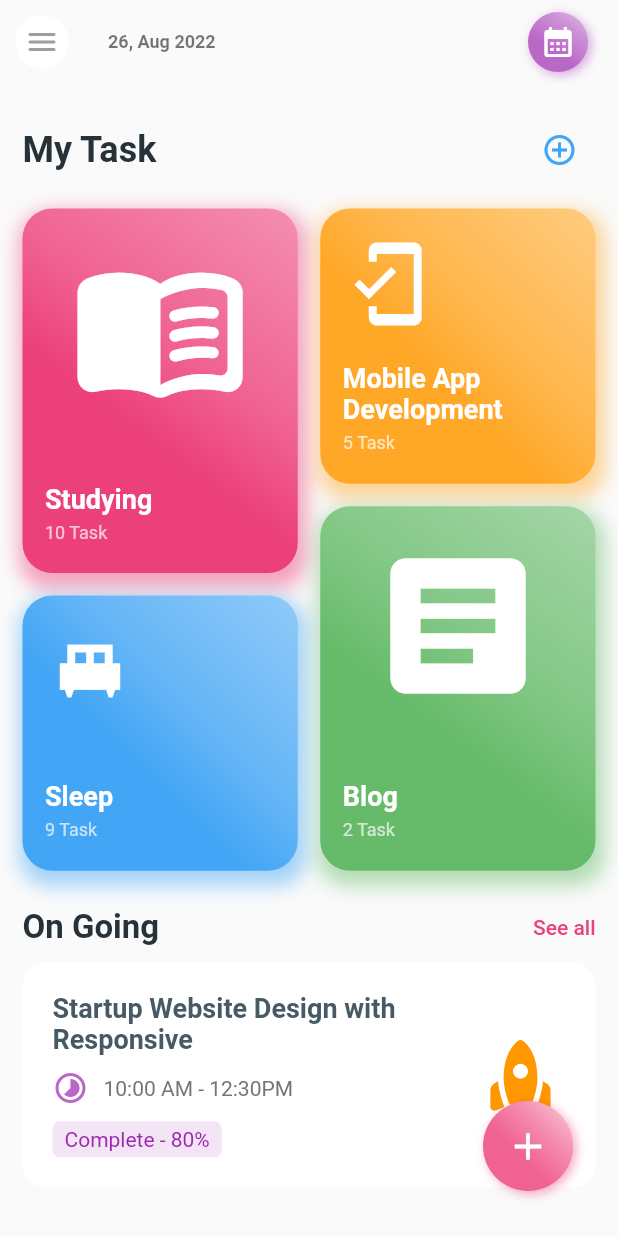
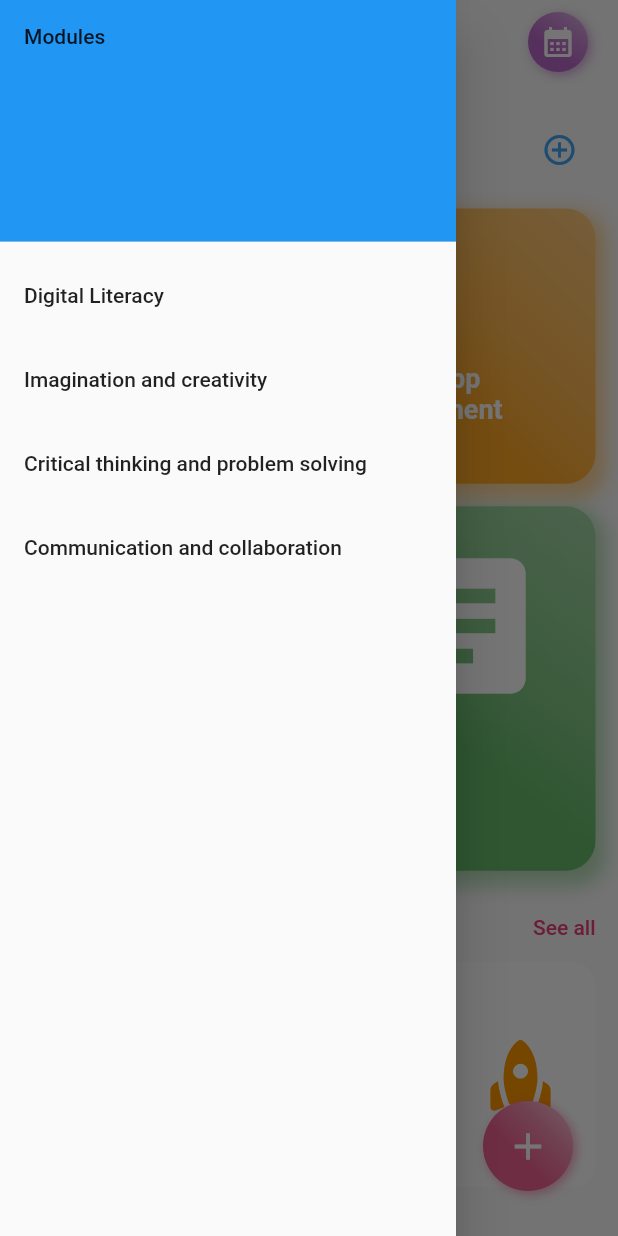
Before and after one commit to MuriithiEric/task_management, a Flutter app: the HomeScreen screen opened by its route, with the side drawer open (before the commit the screen has no drawer), on a phone screen of 412 x 824 dp. Run offline on Flutter 3.47's test engine with Material 2 defaults, Android fonts, the phone set to English and light mode, and no system bars; our stand-ins replace flutter_svg, sizer.

Commit message:
latest changes

```diff
--- a/lib/pages/home.dart
+++ b/lib/pages/home.dart
@@ -17,6 +17,59 @@ class _HomeScreenState extends State<HomeScreen> {
   @override
   Widget build(BuildContext context) {
     return Scaffold(
+      drawer: Drawer(
+        // Add a ListView to the drawer. This ensures the user can scroll
+        // through the options in the drawer if there isn't enough vertical
+        // space to fit everything.
+        child: ListView(
+          // Important: Remove any padding from the ListView.
+          padding: EdgeInsets.zero,
+          children: [
+            const DrawerHeader(
+              decoration: BoxDecoration(
+                color: Colors.blue,
+              ),
+              child: Text('Modules'),
+            ),
+            ListTile(
+              title: const Text('Digital Literacy'),
+              onTap: () {
+                // Update the state of the app
+                // ...
+                // Then close the drawer
+                Navigator.pop(context);
+              },
+            ),
+            ListTile(
+              title: const Text('Imagination and creativity'),
+              onTap: () {
+                // Update the state of the app
+                // ...
+                // Then close the drawer
+                Navigator.pop(context);
+              },
+            ),
+            ListTile(
+              title: const Text('Critical thinking and problem solving'),
+              onTap: () {
+                // Update the state of the app
+                // ...
+                // Then close the drawer
+                Navigator.pop(context);
+              },
+            ),
+            ListTile(
+              title: const Text('Communication and collaboration'),
+              onTap: () {
+                // Update the state of the app
+                // ...
+                // Then close the drawer
+                Navigator.pop(context);
+              },
+            ),
+          ],
+        ),
+      ),
       appBar: AppBar(
         title: Text(
           "26, Aug 2022",
@@ -40,26 +93,6 @@ class _HomeScreenState extends State<HomeScreen> {
             ),
           )
         ],
-        leading: Padding(
-          padding: const EdgeInsets.symmetric(horizontal: 10),
-          child: Container(
-            width: 50,
-            height: 50,
-            decoration: const BoxDecoration(
-              color: Colors.white,
-              shape: BoxShape.circle,
-            ),
-            child: InkWell(
-              onTap: () {},
-              customBorder: RoundedRectangleBorder(
-                borderRadius: BorderRadius.circular(100),
-              ),
-              child: const Icon(
-                Icons.menu_rounded,
-              ),
-            ),
-          ),
-        ),
       ),
       extendBody: true,
       body: _buildBody(),
```
Also changed, not shown: lib/pages/onboarding.dart (+7 -7 lines).
